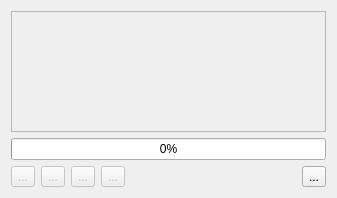
This is ui/tapewin.ui in samstyle/Xpeccy as Qt 5 draws it before an edit. The edited form follows.
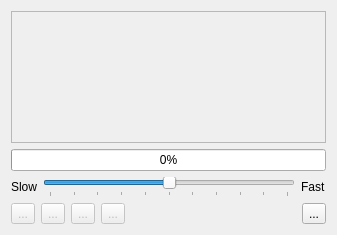
This is the edited form. Icons and pictures are not drawn. Custom widgets are drawn as their Qt base class.

Diff of the .ui file:
```diff
--- a/ui/tapewin.ui
+++ b/ui/tapewin.ui
@@ -7,7 +7,7 @@
     <x>0</x>
     <y>0</y>
     <width>337</width>
-    <height>198</height>
+    <height>235</height>
    </rect>
   </property>
   <property name="windowTitle">
@@ -56,6 +56,49 @@
      </property>
     </widget>
    </item>
+   <item>
+    <layout class="QHBoxLayout" name="horizontalLayout_2">
+     <item>
+      <widget class="QLabel" name="label">
+       <property name="text">
+        <string>Slow</string>
+       </property>
+      </widget>
+     </item>
+     <item>
+      <widget class="QSlider" name="sldSpeed">
+       <property name="minimum">
+        <number>95</number>
+       </property>
+       <property name="maximum">
+        <number>105</number>
+       </property>
+       <property name="pageStep">
+        <number>1</number>
+       </property>
+       <property name="value">
+        <number>100</number>
+       </property>
+       <property name="orientation">
+        <enum>Qt::Horizontal</enum>
+       </property>
+       <property name="tickPosition">
+        <enum>QSlider::TicksBelow</enum>
+       </property>
+       <property name="tickInterval">
+        <number>1</number>
+       </property>
+      </widget>
+     </item>
+     <item>
+      <widget class="QLabel" name="label_2">
+       <property name="text">
+        <string>Fast</string>
+       </property>
+      </widget>
+     </item>
+    </layout>
+   </item>
    <item>
     <layout class="QHBoxLayout" name="horizontalLayout">
      <item>
```
